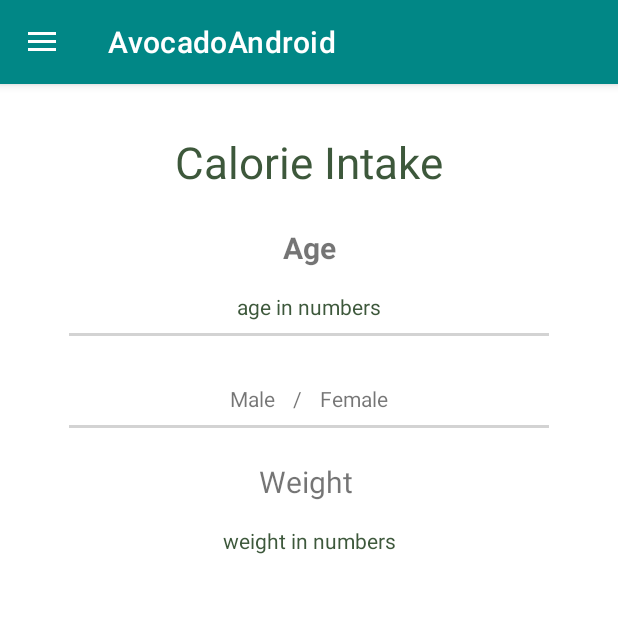
After one commit to AbdelhameedHassouneh/Zaytoon, an Android app: the fragment CalculateFragment placed in its activity, on a phone screen of 412 x 824 dp, the top half of it. The commit adds this screen. Run offline under Robolectric (Android 15) with nearby library versions, the phone set to English and light mode, and no system bars; our stand-ins replace data binding.

Commit message:
fixing the drawer act

```diff
--- a/Android/app/build.gradle
+++ b/Android/app/build.gradle
@@ -42,6 +42,7 @@ dependencies {
     implementation 'androidx.appcompat:appcompat:1.4.1'
     implementation 'com.google.android.material:material:1.5.0'
     implementation 'androidx.constraintlayout:constraintlayout:2.1.3'
+    implementation 'androidx.legacy:legacy-support-v4:1.0.0'
     testImplementation 'junit:junit:4.+'
     androidTestImplementation 'androidx.test.ext:junit:1.1.3'
     androidTestImplementation 'androidx.test.espresso:espresso-core:3.4.0'
--- a/Android/app/src/main/AndroidManifest.xml
+++ b/Android/app/src/main/AndroidManifest.xml
@@ -13,6 +13,9 @@
         android:supportsRtl="true"
         android:theme="@style/splashTheme"
         android:usesCleartextTraffic="true">
+        <activity
+            android:name=".DrawerActivity"
+            android:exported="false" />
         <activity
             android:name=".UserMeasurementsActivity"
             android:exported="false" />
--- /dev/null
+++ b/Android/app/src/main/java/com/example/avocadoandroid/DrawerActivity.kt
@@ -0,0 +1,65 @@
+package com.example.avocadoandroid
+import androidx.appcompat.app.AppCompatActivity
+import android.os.Bundle
+import android.view.MenuItem
+import androidx.appcompat.app.ActionBarDrawerToggle
+import androidx.appcompat.widget.Toolbar
+import androidx.core.view.GravityCompat
+import androidx.drawerlayout.widget.DrawerLayout
+import androidx.fragment.app.commit
+import androidx.fragment.app.replace
+import com.example.avocadoandroid.fragments.CalculateFragment
+import com.example.avocadoandroid.fragments.EditFragment
+import com.example.avocadoandroid.fragments.ZaytoonFragment
+import com.google.android.material.navigation.NavigationView
+
+class DrawerActivity : AppCompatActivity(), NavigationView.OnNavigationItemSelectedListener {
+    private lateinit var drawer:DrawerLayout
+    override fun onCreate(savedInstanceState: Bundle?) {
+        super.onCreate(savedInstanceState)
+        setTheme(R.style.Theme_AvocadoAndroid)
+        setContentView(R.layout.activity_drawer)
+
+        val toolbar = findViewById<Toolbar>(R.id.toolbar)
+        setSupportActionBar(toolbar)
+
+        val navView = findViewById<NavigationView>(R.id.nav_view)
+        navView.setNavigationItemSelectedListener (this)
+
+        drawer = findViewById(R.id.drawer_layout)
+        val toggle:ActionBarDrawerToggle = ActionBarDrawerToggle(this,drawer,toolbar,R.string.navigation_drawer_open,
+            R.string.navigation_drawer_close
+        )
+        drawer.addDrawerListener(toggle)
+        toggle.syncState()
+        supportFragmentManager.commit {
+            replace<ZaytoonFragment>(R.id.fragment_container)
+        }
+    }
+
+    override fun onBackPressed() {
+        if(drawer.isDrawerOpen(GravityCompat.START)){
+            drawer.closeDrawer(GravityCompat.START)
+        }else{
+            super.onBackPressed()
+        }
+    }
+
+    override fun onNavigationItemSelected(item: MenuItem): Boolean {
+        if(item.itemId == R.id.edit_profile_item){
+            supportFragmentManager.commit {
+                replace<EditFragment>(R.id.fragment_container)
+            }
+        }else if(item.itemId == R.id.needs_item){
+            supportFragmentManager.commit {
+                replace<CalculateFragment>(R.id.fragment_container)
+            }
+        }else if(item.itemId == R.id.zaytoon_item){
+            supportFragmentManager.commit {
+                replace<ZaytoonFragment>(R.id.fragment_container)
+            }
+        }
+        drawer.closeDrawer(GravityCompat.START)
+        return true
+    }
+}
--- a/Android/app/src/main/java/com/example/avocadoandroid/MainActivity.kt
+++ b/Android/app/src/main/java/com/example/avocadoandroid/MainActivity.kt
@@ -35,7 +35,7 @@ class MainActivity : AppCompatActivity() {
         }
         viewModel.user.observe(this ){
             if(it!=null){
-                val intent:Intent = Intent(this,TabsActivity::class.java)
+                val intent:Intent = Intent(this,DrawerActivity::class.java)
                 startActivity(intent)
             }
         }
--- a/Android/app/src/main/java/com/example/avocadoandroid/ViewPagerAdapter.kt
+++ b/Android/app/src/main/java/com/example/avocadoandroid/ViewPagerAdapter.kt
@@ -13,8 +13,6 @@ class ViewPagerAdapter(private var list: List<Tab>):RecyclerView.Adapter<ViewPag
     inner class Pager2ViewHolder(itemView: View):RecyclerView.ViewHolder(itemView){
         val itemTitle:TextView = itemView.findViewById(R.id.title_item_page)
         val imageView:ImageView = itemView.findViewById(R.id.image_view_item_page)
-
-
 
     }
 
--- a/Android/app/src/main/java/com/example/avocadoandroid/entities/Tab.kt
+++ b/Android/app/src/main/java/com/example/avocadoandroid/entities/Tab.kt
@@ -1,6 +1,3 @@
 package com.example.avocadoandroid.entities
 
-class Tab(val image:Int , val title:String) {
-
-
-}
+class Tab(val image:Int , val title:String)
--- /dev/null
+++ b/Android/app/src/main/java/com/example/avocadoandroid/fragments/CalculateFragment.kt
@@ -0,0 +1,7 @@
+package com.example.avocadoandroid.fragments
+
+import androidx.fragment.app.Fragment
+import com.example.avocadoandroid.R
+
+
+class CalculateFragment : Fragment(R.layout.fragment_calculate)
--- /dev/null
+++ b/Android/app/src/main/java/com/example/avocadoandroid/fragments/EditFragment.kt
@@ -0,0 +1,17 @@
+package com.example.avocadoandroid.fragments
+
+import android.os.Bundle
+import androidx.fragment.app.Fragment
+
+import com.example.avocadoandroid.R
+
+class EditFragment : Fragment(R.layout.fragment_edit) {
+
+    override fun onCreate(savedInstanceState: Bundle?) {
+        super.onCreate(savedInstanceState)
+
+    }
+
+
+
+}
--- /dev/null
+++ b/Android/app/src/main/java/com/example/avocadoandroid/fragments/ZaytoonFragment.kt
@@ -0,0 +1,12 @@
+package com.example.avocadoandroid.fragments
+
+import android.os.Bundle
+import androidx.fragment.app.Fragment
+import android.view.LayoutInflater
+import android.view.View
+import android.view.ViewGroup
+import com.example.avocadoandroid.R
+
+class ZaytoonFragment : Fragment() {
+
+}
--- /dev/null
+++ b/Android/app/src/main/res/drawable/ic_daily.xml
@@ -0,0 +1,10 @@
+<vector xmlns:android="http://schemas.android.com/apk/res/android"
+    android:width="24dp"
+    android:height="24dp"
+    android:viewportWidth="24"
+    android:viewportHeight="24"
+    android:tint="?attr/colorControlNormal">
+  <path
+      android:fillColor="@android:color/white"
+      android:pathData="M19,3h-1L18,1h-2v2L8,3L8,1L6,1v2L5,3c-1.11,0 -1.99,0.9 -1.99,2L3,19c0,1.1 0.89,2 2,2h14c1.1,0 2,-0.9 2,-2L21,5c0,-1.1 -0.9,-2 -2,-2zM19,19L5,19L5,8h14v11zM7,10h5v5L7,15z"/>
+</vector>
--- /dev/null
+++ b/Android/app/src/main/res/drawable/ic_edit.xml
@@ -0,0 +1,10 @@
+<vector xmlns:android="http://schemas.android.com/apk/res/android"
+    android:width="24dp"
+    android:height="24dp"
+    android:viewportWidth="24"
+    android:viewportHeight="24"
+    android:tint="?attr/colorControlNormal">
+  <path
+      android:fillColor="@android:color/white"
+      android:pathData="M3,17.25V21h3.75L17.81,9.94l-3.75,-3.75L3,17.25zM20.71,7.04c0.39,-0.39 0.39,-1.02 0,-1.41l-2.34,-2.34c-0.39,-0.39 -1.02,-0.39 -1.41,0l-1.83,1.83 3.75,3.75 1.83,-1.83z"/>
+</vector>
--- /dev/null
+++ b/Android/app/src/main/res/layout/activity_drawer.xml
@@ -0,0 +1,46 @@
+<?xml version="1.0" encoding="utf-8"?>
+<androidx.drawerlayout.widget.DrawerLayout xmlns:android="http://schemas.android.com/apk/res/android"
+    xmlns:app="http://schemas.android.com/apk/res-auto"
+    xmlns:tools="http://schemas.android.com/tools"
+    android:id="@+id/drawer_layout"
+    android:layout_width="match_parent"
+    android:layout_height="match_parent"
+    tools:openDrawer="start"
+    tools:context=".DrawerActivity">
+
+
+    <LinearLayout
+        android:layout_width="match_parent"
+        android:layout_height="match_parent"
+        android:orientation="vertical">
+
+        <androidx.appcompat.widget.Toolbar
+            android:layout_width="match_parent"
+            android:layout_height="?attr/actionBarSize"
+            android:background="@color/teal_700"
+            android:id="@+id/toolbar"
+            android:theme="@style/ThemeOverlay.AppCompat.Dark.ActionBar"
+            app:popupTheme="@style/ThemeOverlay.AppCompat.Light"
+            android:elevation="4dp"
+            >
+        </androidx.appcompat.widget.Toolbar>
+
+
+        <androidx.fragment.app.FragmentContainerView
+            android:id="@+id/fragment_container"
+            android:layout_width="match_parent"
+            android:layout_height="match_parent">
+
+
+
+        </androidx.fragment.app.FragmentContainerView>
+    </LinearLayout>
+
+    <com.google.android.material.navigation.NavigationView
+        android:id="@+id/nav_view"
+        android:layout_width="wrap_content"
+        android:layout_height="match_parent"
+        android:layout_gravity="start"
+        app:menu="@menu/drawer_menu"
+        ></com.google.android.material.navigation.NavigationView>
+</androidx.drawerlayout.widget.DrawerLayout>
--- /dev/null
+++ b/Android/app/src/main/res/layout/fragment_calculate.xml
@@ -0,0 +1,134 @@
+<?xml version="1.0" encoding="utf-8"?>
+<layout xmlns:android="http://schemas.android.com/apk/res/android"
+    xmlns:app="http://schemas.android.com/apk/res-auto"
+    xmlns:tools="http://schemas.android.com/tools">
+
+    <androidx.constraintlayout.widget.ConstraintLayout
+        android:layout_width="match_parent"
+        android:layout_height="match_parent"
+        tools:context=".fragments.CalculateFragment">
+
+
+        <TextView
+            android:id="@+id/textView3"
+            android:layout_width="wrap_content"
+            android:layout_height="wrap_content"
+            android:layout_marginTop="32dp"
+            android:text="Calorie Intake"
+            android:textColor="@color/zaytoon"
+            android:textSize="29sp"
+            app:layout_constraintEnd_toEndOf="parent"
+            app:layout_constraintStart_toStartOf="parent"
+            app:layout_constraintTop_toTopOf="parent" />
+
+        <TextView
+            android:id="@+id/textView4"
+            android:layout_width="wrap_content"
+            android:layout_height="wrap_content"
+            android:layout_marginTop="24dp"
+            android:text="Age"
+            android:textSize="20sp"
+            android:textStyle="bold"
+            app:layout_constraintEnd_toEndOf="parent"
+            app:layout_constraintStart_toStartOf="parent"
+            app:layout_constraintTop_toBottomOf="@+id/textView3" />
+
+        <TextView
+            android:id="@+id/text_view_age"
+            android:layout_width="wrap_content"
+            android:layout_height="wrap_content"
+            android:layout_marginTop="16dp"
+            android:text="age in numbers"
+            android:textColor="@color/zaytoon"
+            app:layout_constraintEnd_toEndOf="parent"
+            app:layout_constraintStart_toStartOf="parent"
+            app:layout_constraintTop_toBottomOf="@+id/textView4" />
+
+        <View
+            android:id="@+id/splitter2"
+            android:layout_width="320dp"
+            android:layout_height="2dp"
+            android:layout_marginTop="8dp"
+            android:background="#D3D3D3"
+            app:layout_constraintBottom_toTopOf="@+id/textView8"
+            app:layout_constraintEnd_toEndOf="parent"
+            app:layout_constraintStart_toStartOf="parent"
+            app:layout_constraintTop_toBottomOf="@+id/text_view_age" />
+
+        <TextView
+            android:id="@+id/textView5"
+            android:layout_width="wrap_content"
+            android:layout_height="wrap_content"
+            android:layout_marginTop="32dp"
+            android:text="Weight"
+            android:textSize="20sp"
+            app:layout_constraintEnd_toEndOf="parent"
+            app:layout_constraintHorizontal_bias="0.495"
+            app:layout_constraintStart_toStartOf="parent"
+            app:layout_constraintTop_toBottomOf="@+id/textView8" />
+
+        <TextView
+            android:id="@+id/text_view_weight"
+            android:layout_width="wrap_content"
+            android:layout_height="wrap_content"
+            android:layout_marginTop="16dp"
+            android:text="weight in numbers"
+            android:textColor="@color/zaytoon"
+            app:layout_constraintEnd_toEndOf="parent"
+            app:layout_constraintStart_toStartOf="parent"
+            app:layout_constraintTop_toBottomOf="@+id/textView5" />
+
+        <TextView
+            app:layout_constraintHorizontal_chainStyle="packed"
+            android:id="@+id/textView7"
+            android:layout_width="wrap_content"
+            android:layout_height="wrap_content"
+            android:layout_marginTop="32dp"
+            android:text="Male"
+            app:layout_constraintEnd_toStartOf="@+id/textView8"
+            app:layout_constraintHorizontal_bias="0.5"
+            app:layout_constraintStart_toStartOf="parent"
+            app:layout_constraintTop_toBottomOf="@+id/splitter2" />
+
+        <TextView
+            android:id="@+id/textView8"
+            android:layout_width="wrap_content"
+            android:layout_height="wrap_content"
+            android:layout_marginStart="12dp"
+            android:layout_marginTop="32dp"
+            android:layout_marginEnd="12dp"
+            android:text="/"
+            app:layout_constraintEnd_toStartOf="@+id/textView9"
+            app:layout_constraintHorizontal_bias="0.5"
+            app:layout_constraintStart_toEndOf="@+id/textView7"
+            app:layout_constraintTop_toBottomOf="@+id/splitter2" />
+
+        <TextView
+            android:id="@+id/textView9"
+            android:layout_width="wrap_content"
+            android:layout_height="wrap_content"
+            android:layout_marginTop="32dp"
+            android:text="Female"
+            app:layout_constraintEnd_toEndOf="parent"
+            app:layout_constraintHorizontal_bias="0.5"
+            app:layout_constraintStart_toEndOf="@+id/textView8"
+            app:layout_constraintTop_toBottomOf="@+id/splitter2" />
+
+        <View
+
+            android:id="@+id/splitter"
+            android:layout_width="320dp"
+            android:layout_height="2dp"
+
+            android:layout_marginTop="8dp"
+            android:background="#D3D3D3"
+            app:layout_constraintEnd_toEndOf="parent"
+            app:layout_constraintStart_toStartOf="parent"
+            app:layout_constraintTop_toBottomOf="@+id/textView8" />
+
+
+
+
+
+    </androidx.constraintlayout.widget.ConstraintLayout>
+</layout>
--- /dev/null
+++ b/Android/app/src/main/res/layout/fragment_edit.xml
@@ -0,0 +1,18 @@
+<?xml version="1.0" encoding="utf-8"?>
+<androidx.constraintlayout.widget.ConstraintLayout xmlns:android="http://schemas.android.com/apk/res/android"
+    xmlns:app="http://schemas.android.com/apk/res-auto"
+    xmlns:tools="http://schemas.android.com/tools"
+    android:layout_width="match_parent"
+    android:layout_height="match_parent"
+    tools:context=".fragments.EditFragment">
+
+
+    <TextView
+        android:layout_width="wrap_content"
+        android:layout_height="wrap_content"
+        android:text="WWWW"
+        app:layout_constraintBottom_toBottomOf="parent"
+        app:layout_constraintEnd_toEndOf="parent"
+        app:layout_constraintStart_toStartOf="parent"
+        app:layout_constraintTop_toTopOf="parent"></TextView>
+</androidx.constraintlayout.widget.ConstraintLayout>
--- /dev/null
+++ b/Android/app/src/main/res/layout/fragment_zaytoon.xml
@@ -0,0 +1,26 @@
+<?xml version="1.0" encoding="utf-8"?>
+<androidx.constraintlayout.widget.ConstraintLayout xmlns:android="http://schemas.android.com/apk/res/android"
+    xmlns:app="http://schemas.android.com/apk/res-auto"
+    xmlns:tools="http://schemas.android.com/tools"
+    android:layout_width="match_parent"
+    android:layout_height="match_parent"
+    tools:context=".fragments.ZaytoonFragment">
+
+    <TextView
+        android:layout_width="wrap_content"
+        android:layout_height="wrap_content"
+        android:layout_marginStart="146dp"
+        android:layout_marginTop="343dp"
+        android:layout_marginEnd="146dp"
+        android:layout_marginBottom="344dp"
+        android:text="Zaytoon"
+        android:textSize="33sp"
+        app:layout_constraintBottom_toBottomOf="parent"
+        app:layout_constraintEnd_toEndOf="parent"
+        app:layout_constraintStart_toStartOf="parent"
+        app:layout_constraintTop_toTopOf="parent"></TextView>
+
+
+
+
+</androidx.constraintlayout.widget.ConstraintLayout>
--- /dev/null
+++ b/Android/app/src/main/res/menu/drawer_menu.xml
@@ -0,0 +1,22 @@
+<?xml version="1.0" encoding="utf-8"?>
+<menu xmlns:android="http://schemas.android.com/apk/res/android"
+    xmlns:tools="http://schemas.android.com/tools"
+    tools:showIn="navigation_view">
+    <group android:checkableBehavior="single">
+
+        <item android:id="@+id/zaytoon_item"
+            android:icon="@drawable/ic_edit"
+            android:title="Zaytoon">
+        </item>
+
+        <item android:id="@+id/needs_item"
+            android:icon="@drawable/ic_daily"
+            android:title="Your Daily Caloric Needs">
+        </item>
+
+        <item android:id="@+id/edit_profile_item"
+            android:icon="@drawable/ic_edit"
+            android:title="Edit profile">
+        </item>
+    </group>
+</menu>
--- a/Android/app/src/main/res/values/strings.xml
+++ b/Android/app/src/main/res/values/strings.xml
@@ -1,3 +1,9 @@
 <resources>
     <string name="app_name">AvocadoAndroid</string>
+    <!-- TODO: Remove or change this placeholder text -->
+    <string name="hello_blank_fragment">Hello blank fragment</string>
+
+
+    <string name="navigation_drawer_open">open navigation drawer</string>
+    <string name="navigation_drawer_close">close navigation drawer</string>
 </resources>
```
